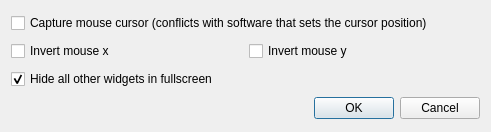
Before: the Qt Designer form src/qtshow/SettingsDialog.ui in 3DTK/3DTK, drawn with Qt 5.
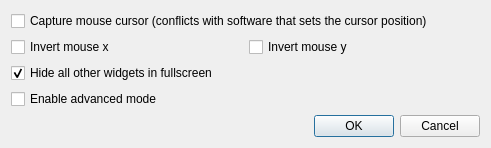
After: the same form once the commit is applied.

Commit message: qtshow: Add a checkbox of an advanced mode to a settings dialog

```diff
--- a/src/qtshow/SettingsDialog.ui
+++ b/src/qtshow/SettingsDialog.ui
@@ -49,6 +49,13 @@
      </property>
     </widget>
    </item>
+   <item>
+    <widget class="QCheckBox" name="cbEnableAdvancedMode">
+     <property name="text">
+      <string>Enable advanced mode</string>
+     </property>
+    </widget>
+   </item>
    <item>
     <widget class="QDialogButtonBox" name="buttonBox">
      <property name="orientation">
```
The commit also changes 1 other file.
